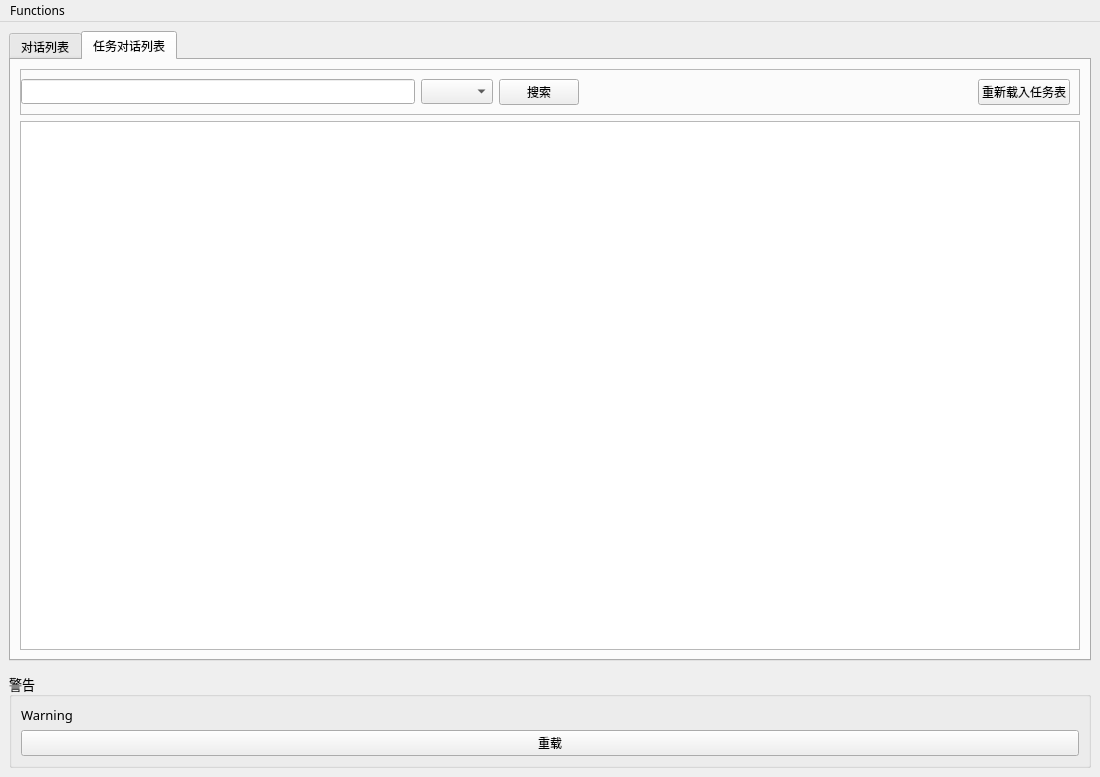
Before: the Qt Designer form src/mainwindow.ui in hermixy/ploteditor, drawn with Qt 5.
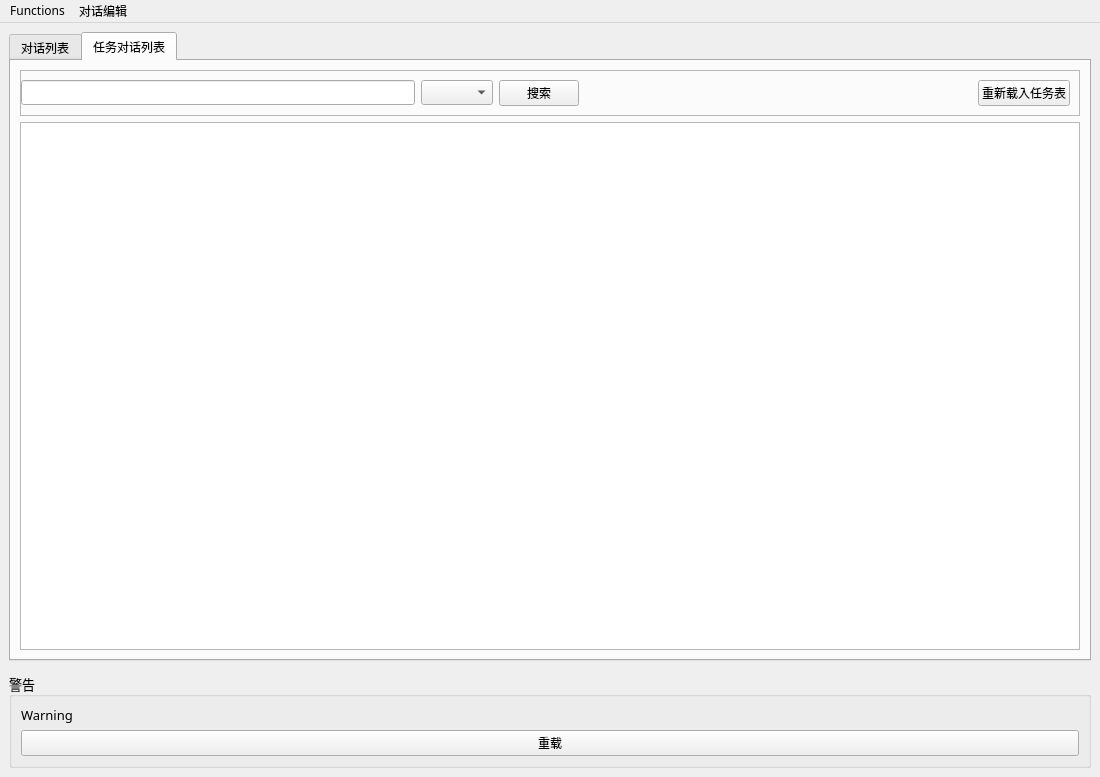
After: the same form once the commit is applied.

The edit to the form file:
```diff
--- a/src/mainwindow.ui
+++ b/src/mainwindow.ui
@@ -221,7 +221,7 @@
      <x>0</x>
      <y>0</y>
      <width>1100</width>
-     <height>20</height>
+     <height>25</height>
     </rect>
    </property>
    <widget class="QMenu" name="menu_Settings">
@@ -234,7 +234,14 @@
     <addaction name="separator"/>
     <addaction name="actionShowSettings"/>
    </widget>
+   <widget class="QMenu" name="menu">
+    <property name="title">
+     <string>对话编辑</string>
+    </property>
+    <addaction name="actionInsertPlot"/>
+   </widget>
    <addaction name="menu_Settings"/>
+   <addaction name="menu"/>
   </widget>
   <action name="actionShowSettings">
    <property name="text">
```
Left out of the diff: 13 changed lines with no effect on the pictures.
